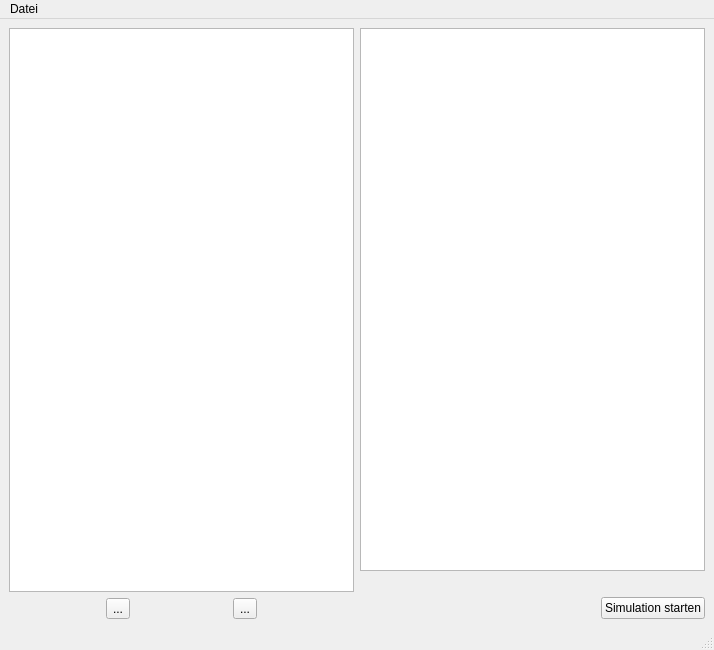
Before: the Qt Designer form main_window.ui in ChrFr/gui_vm, drawn with Qt 5.
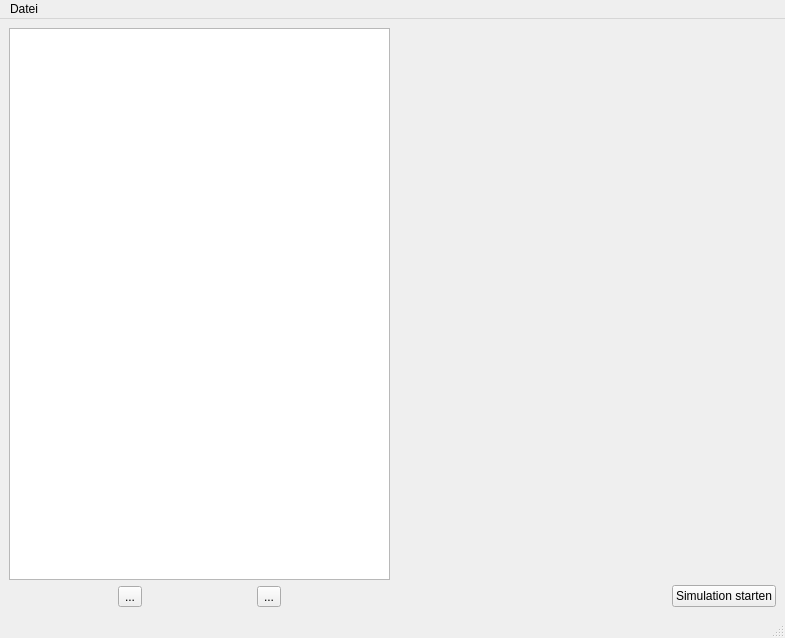
After: the same form once the commit is applied. Icons and pictures are not drawn.

```diff
--- a/main_window.ui
+++ b/main_window.ui
@@ -6,8 +6,8 @@
    <rect>
     <x>0</x>
     <y>0</y>
-    <width>714</width>
-    <height>650</height>
+    <width>785</width>
+    <height>638</height>
    </rect>
   </property>
   <property name="windowTitle">
@@ -62,11 +62,20 @@
       <item>
        <layout class="QVBoxLayout" name="verticalLayout_4">
         <item>
-         <widget class="QTextEdit" name="detail_text_output">
-          <property name="readOnly">
-           <bool>true</bool>
+         <layout class="QVBoxLayout" name="info_layout"/>
+        </item>
+        <item>
+         <spacer name="verticalSpacer">
+          <property name="orientation">
+           <enum>Qt::Vertical</enum>
           </property>
-         </widget>
+          <property name="sizeHint" stdset="0">
+           <size>
+            <width>20</width>
+            <height>40</height>
+           </size>
+          </property>
+         </spacer>
         </item>
         <item>
          <spacer name="horizontalSpacer_2">
@@ -116,7 +125,7 @@
     <rect>
      <x>0</x>
      <y>0</y>
-     <width>714</width>
+     <width>785</width>
      <height>21</height>
     </rect>
    </property>
```
Left out of the diff: 8 changed lines with no effect on the pictures.
